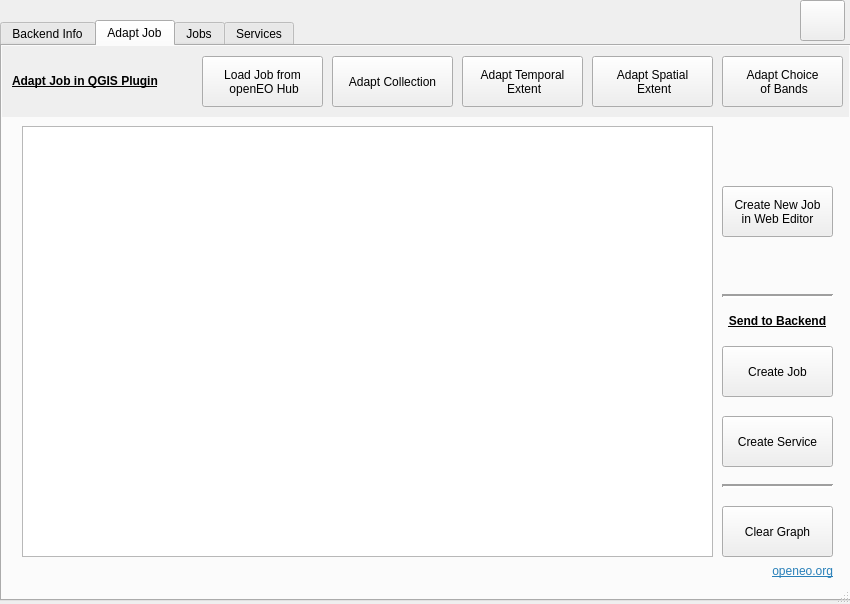
Before: the Qt Designer form openeo_connector_dialog_base.ui in Open-EO/openeo-qgis-plugin, drawn with Qt 5.
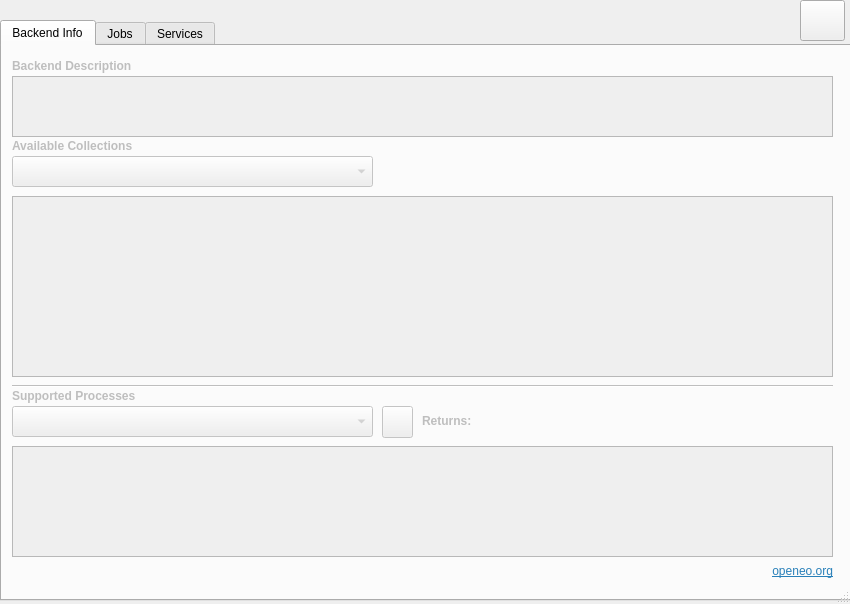
After: the same form once the commit is applied. The open tabs and pages were chosen to show the change. Icons and pictures are not drawn.

```diff
--- a/openeo_connector_dialog_base.ui
+++ b/openeo_connector_dialog_base.ui
@@ -143,28 +143,6 @@
       </rect>
      </property>
     </widget>
-    <widget class="QPushButton" name="infoBtn2">
-     <property name="enabled">
-      <bool>false</bool>
-     </property>
-     <property name="geometry">
-      <rect>
-       <x>380</x>
-       <y>360</y>
-       <width>31</width>
-       <height>31</height>
-      </rect>
-     </property>
-     <property name="text">
-      <string/>
-     </property>
-     <property name="iconSize">
-      <size>
-       <width>25</width>
-       <height>25</height>
-      </size>
-     </property>
-    </widget>
     <widget class="QLabel" name="label_12">
      <property name="geometry">
       <rect>
@@ -251,6 +229,51 @@
       <bool>true</bool>
      </property>
     </widget>
+    <widget class="QLabel" name="label_9">
+     <property name="geometry">
+      <rect>
+       <x>420</x>
+       <y>360</y>
+       <width>51</width>
+       <height>31</height>
+      </rect>
+     </property>
+     <property name="text">
+      <string>&lt;html&gt;&lt;head/&gt;&lt;body&gt;&lt;p&gt;&lt;span style=&quot; font-weight:600;&quot;&gt;Returns:&lt;/span&gt;&lt;/p&gt;&lt;/body&gt;&lt;/html&gt;</string>
+     </property>
+     <property name="alignment">
+      <set>Qt::AlignLeading|Qt::AlignLeft|Qt::AlignVCenter</set>
+     </property>
+    </widget>
+    <widget class="QLabel" name="returnLabel">
+     <property name="geometry">
+      <rect>
+       <x>470</x>
+       <y>360</y>
+       <width>361</width>
+       <height>31</height>
+      </rect>
+     </property>
+     <property name="text">
+      <string>&lt;html&gt;&lt;head/&gt;&lt;body&gt;&lt;p&gt;&lt;br/&gt;&lt;/p&gt;&lt;/body&gt;&lt;/html&gt;</string>
+     </property>
+     <property name="alignment">
+      <set>Qt::AlignLeading|Qt::AlignLeft|Qt::AlignVCenter</set>
+     </property>
+    </widget>
+    <widget class="QPushButton" name="infoBtn2">
+     <property name="geometry">
+      <rect>
+       <x>380</x>
+       <y>360</y>
+       <width>31</width>
+       <height>32</height>
+      </rect>
+     </property>
+     <property name="text">
+      <string/>
+     </property>
+    </widget>
     <zorder>collectionBox</zorder>
     <zorder>processBox</zorder>
     <zorder>label_6</zorder>
@@ -264,289 +287,9 @@
     <zorder>collectionInfo</zorder>
     <zorder>label_8</zorder>
     <zorder>backendInfo</zorder>
-   </widget>
-   <widget class="QWidget" name="tab_1">
-    <attribute name="title">
-     <string>Adapt Job</string>
-    </attribute>
-    <widget class="QPushButton" name="insertChangeBtn">
-     <property name="geometry">
-      <rect>
-       <x>460</x>
-       <y>10</y>
-       <width>121</width>
-       <height>51</height>
-      </rect>
-     </property>
-     <property name="text">
-      <string>Adapt Temporal 
- Extent</string>
-     </property>
-    </widget>
-    <widget class="QPushButton" name="loadHubBtn">
-     <property name="geometry">
-      <rect>
-       <x>200</x>
-       <y>10</y>
-       <width>121</width>
-       <height>51</height>
-      </rect>
-     </property>
-     <property name="text">
-      <string>Load Job from 
- openEO Hub</string>
-     </property>
-    </widget>
-    <widget class="QPushButton" name="insertChangeBtn_2">
-     <property name="geometry">
-      <rect>
-       <x>590</x>
-       <y>10</y>
-       <width>121</width>
-       <height>51</height>
-      </rect>
-     </property>
-     <property name="text">
-      <string>Adapt Spatial 
- Extent</string>
-     </property>
-    </widget>
-    <widget class="QPushButton" name="insertChangeBtn_3">
-     <property name="geometry">
-      <rect>
-       <x>720</x>
-       <y>10</y>
-       <width>121</width>
-       <height>51</height>
-      </rect>
-     </property>
-     <property name="text">
-      <string>Adapt Choice 
- of Bands</string>
-     </property>
-    </widget>
-    <widget class="QTextEdit" name="processgraphEdit">
-     <property name="geometry">
-      <rect>
-       <x>20</x>
-       <y>80</y>
-       <width>691</width>
-       <height>431</height>
-      </rect>
-     </property>
-    </widget>
-    <widget class="QLabel" name="label_14">
-     <property name="geometry">
-      <rect>
-       <x>0</x>
-       <y>0</y>
-       <width>851</width>
-       <height>71</height>
-      </rect>
-     </property>
-     <property name="autoFillBackground">
-      <bool>true</bool>
-     </property>
-     <property name="text">
-      <string/>
-     </property>
-    </widget>
-    <widget class="QLabel" name="label_15">
-     <property name="geometry">
-      <rect>
-       <x>10</x>
-       <y>20</y>
-       <width>181</width>
-       <height>31</height>
-      </rect>
-     </property>
-     <property name="font">
-      <font>
-       <underline>true</underline>
-       <kerning>true</kerning>
-      </font>
-     </property>
-     <property name="layoutDirection">
-      <enum>Qt::LeftToRight</enum>
-     </property>
-     <property name="text">
-      <string>&lt;html&gt;&lt;head/&gt;&lt;body&gt;&lt;p&gt;&lt;span style=&quot; font-weight:600;&quot;&gt;Adapt Job in QGIS Plugin&lt;/span&gt;&lt;/p&gt;&lt;/body&gt;&lt;/html&gt;</string>
-     </property>
-    </widget>
-    <widget class="QLabel" name="label_25">
-     <property name="geometry">
-      <rect>
-       <x>660</x>
-       <y>510</y>
-       <width>171</width>
-       <height>31</height>
-      </rect>
-     </property>
-     <property name="text">
-      <string>&lt;html&gt;&lt;head/&gt;&lt;body&gt;&lt;p align=&quot;right&quot;&gt;&lt;a href=&quot;https://openeo.org/&quot;&gt;&lt;span style=&quot; text-decoration: underline; color:#2980b9;&quot;&gt;openeo.org&lt;/span&gt;&lt;/a&gt;&lt;/p&gt;&lt;/body&gt;&lt;/html&gt;</string>
-     </property>
-    </widget>
-    <widget class="QPushButton" name="sendButton_service">
-     <property name="geometry">
-      <rect>
-       <x>720</x>
-       <y>370</y>
-       <width>111</width>
-       <height>51</height>
-      </rect>
-     </property>
-     <property name="text">
-      <string>Create Service</string>
-     </property>
-    </widget>
-    <widget class="Line" name="line_5">
-     <property name="geometry">
-      <rect>
-       <x>720</x>
-       <y>430</y>
-       <width>111</width>
-       <height>20</height>
-      </rect>
-     </property>
-     <property name="font">
-      <font>
-       <weight>75</weight>
-       <bold>true</bold>
-      </font>
-     </property>
-     <property name="layoutDirection">
-      <enum>Qt::LeftToRight</enum>
-     </property>
-     <property name="lineWidth">
-      <number>2</number>
-     </property>
-     <property name="orientation">
-      <enum>Qt::Horizontal</enum>
-     </property>
-    </widget>
-    <widget class="QPushButton" name="clearButton">
-     <property name="geometry">
-      <rect>
-       <x>720</x>
-       <y>460</y>
-       <width>111</width>
-       <height>51</height>
-      </rect>
-     </property>
-     <property name="text">
-      <string>Clear Graph</string>
-     </property>
-    </widget>
-    <widget class="QPushButton" name="sendButton">
-     <property name="geometry">
-      <rect>
-       <x>720</x>
-       <y>300</y>
-       <width>111</width>
-       <height>51</height>
-      </rect>
-     </property>
-     <property name="text">
-      <string>Create Job</string>
-     </property>
-    </widget>
-    <widget class="QPushButton" name="moveButton">
-     <property name="geometry">
-      <rect>
-       <x>720</x>
-       <y>140</y>
-       <width>111</width>
-       <height>51</height>
-      </rect>
-     </property>
-     <property name="font">
-      <font>
-       <weight>50</weight>
-       <bold>false</bold>
-       <underline>false</underline>
-      </font>
-     </property>
-     <property name="text">
-      <string>Create New Job 
-in Web Editor</string>
-     </property>
-    </widget>
-    <widget class="QLabel" name="label_17">
-     <property name="geometry">
-      <rect>
-       <x>710</x>
-       <y>260</y>
-       <width>131</width>
-       <height>31</height>
-      </rect>
-     </property>
-     <property name="font">
-      <font>
-       <underline>true</underline>
-       <kerning>true</kerning>
-      </font>
-     </property>
-     <property name="layoutDirection">
-      <enum>Qt::LeftToRight</enum>
-     </property>
-     <property name="text">
-      <string>&lt;html&gt;&lt;head/&gt;&lt;body&gt;&lt;p align=&quot;center&quot;&gt;&lt;span style=&quot; font-weight:600;&quot;&gt;Send to Backend&lt;/span&gt;&lt;/p&gt;&lt;/body&gt;&lt;/html&gt;</string>
-     </property>
-    </widget>
-    <widget class="Line" name="line_6">
-     <property name="geometry">
-      <rect>
-       <x>720</x>
-       <y>240</y>
-       <width>111</width>
-       <height>20</height>
-      </rect>
-     </property>
-     <property name="font">
-      <font>
-       <weight>75</weight>
-       <bold>true</bold>
-      </font>
-     </property>
-     <property name="layoutDirection">
-      <enum>Qt::LeftToRight</enum>
-     </property>
-     <property name="lineWidth">
-      <number>2</number>
-     </property>
-     <property name="orientation">
-      <enum>Qt::Horizontal</enum>
-     </property>
-    </widget>
-    <widget class="QPushButton" name="insertChangeBtn_4">
-     <property name="geometry">
-      <rect>
-       <x>330</x>
-       <y>10</y>
-       <width>121</width>
-       <height>51</height>
-      </rect>
-     </property>
-     <property name="text">
-      <string>Adapt Collection</string>
-     </property>
-    </widget>
-    <zorder>label_14</zorder>
-    <zorder>insertChangeBtn</zorder>
-    <zorder>loadHubBtn</zorder>
-    <zorder>insertChangeBtn_2</zorder>
-    <zorder>insertChangeBtn_3</zorder>
-    <zorder>processgraphEdit</zorder>
-    <zorder>label_15</zorder>
-    <zorder>label_25</zorder>
-    <zorder>sendButton_service</zorder>
-    <zorder>line_5</zorder>
-    <zorder>clearButton</zorder>
-    <zorder>sendButton</zorder>
-    <zorder>moveButton</zorder>
-    <zorder>label_17</zorder>
-    <zorder>line_6</zorder>
-    <zorder>insertChangeBtn_4</zorder>
+    <zorder>label_9</zorder>
+    <zorder>returnLabel</zorder>
+    <zorder>infoBtn2</zorder>
    </widget>
    <widget class="QWidget" name="tab_4">
     <attribute name="title">
@@ -626,6 +369,41 @@
        <normaloff>../../../../../../../../../../../../../../../../.designer/backup/deleteFinalBtn.png</normaloff>../../../../../../../../../../../../../../../../.designer/backup/deleteFinalBtn.png</iconset>
      </property>
     </widget>
+    <widget class="QPushButton" name="loadHubBtn">
+     <property name="geometry">
+      <rect>
+       <x>350</x>
+       <y>510</y>
+       <width>121</width>
+       <height>31</height>
+      </rect>
+     </property>
+     <property name="text">
+      <string>Load Job from 
+ openEO Hub</string>
+     </property>
+    </widget>
+    <widget class="QPushButton" name="moveButton">
+     <property name="geometry">
+      <rect>
+       <x>480</x>
+       <y>510</y>
+       <width>111</width>
+       <height>31</height>
+      </rect>
+     </property>
+     <property name="font">
+      <font>
+       <weight>50</weight>
+       <bold>false</bold>
+       <underline>false</underline>
+      </font>
+     </property>
+     <property name="text">
+      <string>Create New Job 
+in Web Editor</string>
+     </property>
+    </widget>
    </widget>
    <widget class="QWidget" name="tab">
     <attribute name="title">
```
Left out of the diff: 1 changed line with no effect on the pictures.
